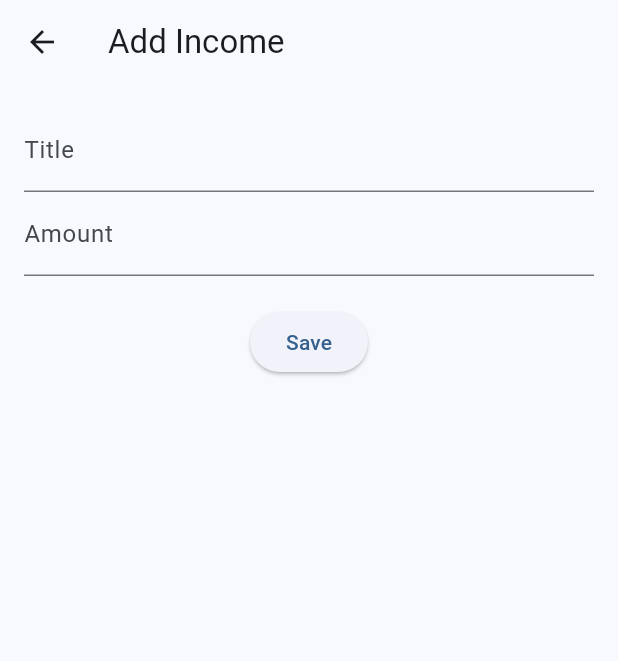
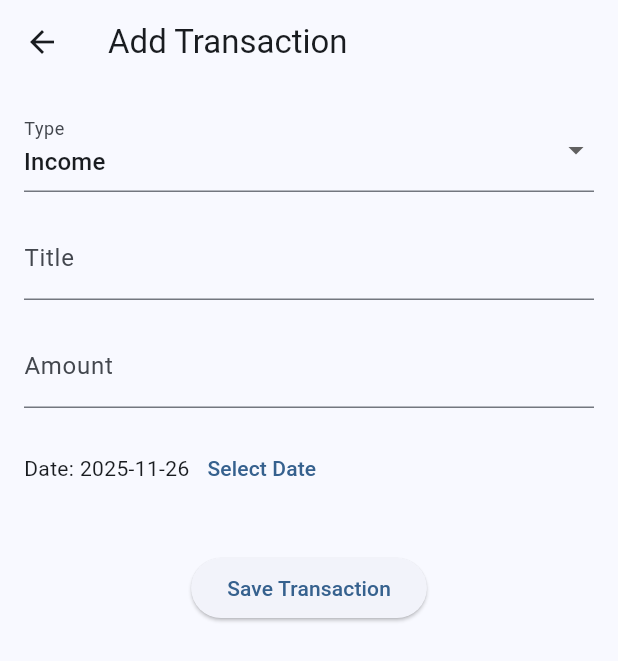
Before and after one commit to David930426/smart-wallet, a Flutter app: the AddTransaction screen opened directly, on a phone screen of 412 x 824 dp. Shown: the top 661 px of the screen. Run offline on Flutter 3.47's test engine with Material 3 defaults, Android fonts, the phone set to English and light mode, and no system bars; our stand-ins replace sqflite; accounts and stored records are empty; statements that could not run were skipped.

Commit message:
db_helper.dart

```diff
--- /dev/null
+++ b/lib/pubspec.yaml
@@ -0,0 +1,6 @@
+dependencies:
+  flutter:
+    sdk: flutter
+  sqflite: ^2.2.8+4
+  path: ^1.8.3
+  intl: ^0.18.1
--- a/lib/screens/addtransaction.dart
+++ b/lib/screens/addtransaction.dart
@@ -1,49 +1,105 @@
 import 'package:flutter/material.dart';
 import '../database/database.dart';
 import '../models/income.dart';
+import '../models/expense.dart';
+import 'package:intl/intl.dart';
 
 class AddTransaction extends StatefulWidget {
-  const AddTransaction({super.key});
-
   @override
   State<AddTransaction> createState() => _AddTransactionState();
 }
 
 class _AddTransactionState extends State<AddTransaction> {
+  final _formKey = GlobalKey<FormState>();
   final _titleController = TextEditingController();
   final _amountController = TextEditingController();
+  String _type = 'Income'; // default type
+  DateTime _selectedDate = DateTime.now();
+
+  Future<void> _saveTransaction() async {
+    if (!_formKey.currentState!.validate()) return;
+
+    final title = _titleController.text;
+    final amount = double.tryParse(_amountController.text) ?? 0;
+    final dateStr = DateFormat('yyyy-MM-dd').format(_selectedDate);
+
+    if (_type == 'Income') {
+      await DatabaseHelper().insertIncome(Income(title: title, amount: amount, date: dateStr));
+    } else {
+      await DatabaseHelper().insertExpense(Expense(title: title, amount: amount, date: dateStr));
+    }
+
+    Navigator.pop(context); // kembali ke HomePage
+  }
+
+  Future<void> _pickDate() async {
+    final picked = await showDatePicker(
+      context: context,
+      initialDate: _selectedDate,
+      firstDate: DateTime(2000),
+      lastDate: DateTime(2100),
+    );
+    if (picked != null) {
+      setState(() {
+        _selectedDate = picked;
+      });
+    }
+  }
 
   @override
   Widget build(BuildContext context) {
     return Scaffold(
-      appBar: AppBar(title: Text('Add Income')),
+      appBar: AppBar(title: Text('Add Transaction')),
       body: Padding(
-        padding: const EdgeInsets.all(16),
+        padding: const EdgeInsets.all(16.0),
+        child: Form(
+          key: _formKey,
           child: Column(
             children: [
-            TextField(
+              // Type selector
+              DropdownButtonFormField<String>(
+                value: _type,
+                items: ['Income', 'Expense'].map((e) => DropdownMenuItem(value: e, child: Text(e))).toList(),
+                onChanged: (val) {
+                  if (val != null) setState(() => _type = val);
+                },
+                decoration: InputDecoration(labelText: 'Type'),
+              ),
+              SizedBox(height: 16),
+
+              // Title input
+              TextFormField(
                 controller: _titleController,
                 decoration: InputDecoration(labelText: 'Title'),
+                validator: (val) => val == null || val.isEmpty ? 'Enter title' : null,
               ),
-            TextField(
+              SizedBox(height: 16),
+
+              // Amount input
+              TextFormField(
                 controller: _amountController,
                 decoration: InputDecoration(labelText: 'Amount'),
-              keyboardType: TextInputType.number,
+                keyboardType: TextInputType.numberWithOptions(decimal: true),
+                validator: (val) => val == null || val.isEmpty ? 'Enter amount' : null,
               ),
-            SizedBox(height: 20),
+              SizedBox(height: 16),
+
+              // Date picker
+              Row(
+                children: [
+                  Text('Date: ${DateFormat('yyyy-MM-dd').format(_selectedDate)}'),
+                  TextButton(onPressed: _pickDate, child: Text('Select Date'))
+                ],
+              ),
+              SizedBox(height: 32),
+
+              // Save button
               ElevatedButton(
-              onPressed: () async {
-                final income = Income(
-                  title: _titleController.text,
-                  amount: double.parse(_amountController.text),
-                  date: DateTime.now().toString(),
-                );
-                await DatabaseHelper().insertIncome(income);
-                Navigator.pop(context);
-              },
-              child: Text('Save'),
+                onPressed: _saveTransaction,
+                child: Text('Save Transaction'),
               ),
             ],
+          ),
         ),
       ),
     );
```
Also changed, not shown: lib/helpers/db_helper.dart (added, +77 -0 lines), lib/screens/homepage.dart (+65 -14 lines). Lines whose indentation alone changed are shown as unchanged.
